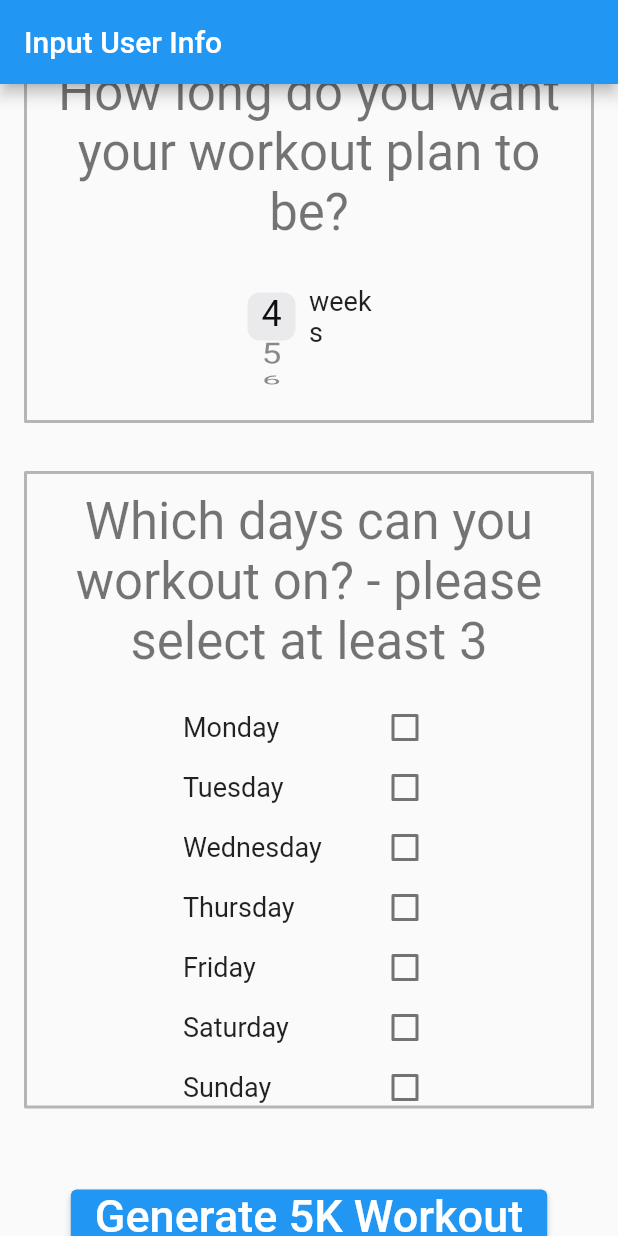
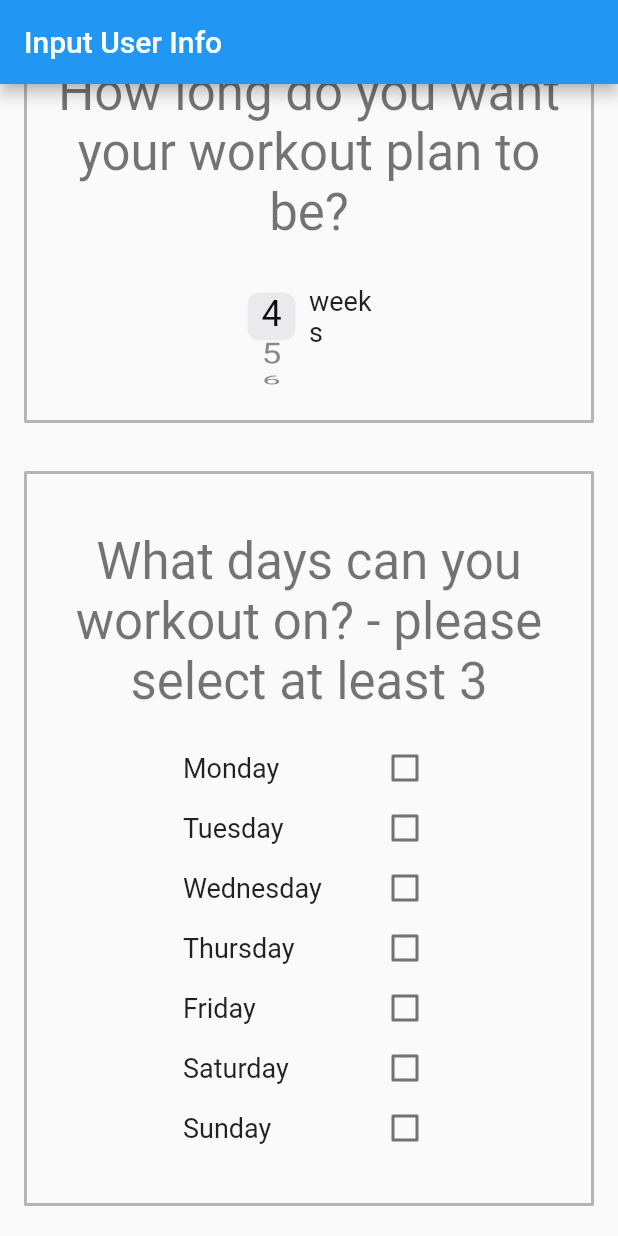
Before and after one commit to aidancaputi/FitNut, a Flutter app: the SettingsPage screen opened directly, scrolled down 1728 dp, on a phone screen of 412 x 824 dp. Run offline on Flutter 3.47's test engine with Material 2 defaults, Android fonts, the phone set to English and light mode, and no system bars; our stand-ins replace table_calendar.

Commit message:
fixed days input pixel overflow

```diff
--- a/lib/user_inputs/days_input.dart
+++ b/lib/user_inputs/days_input.dart
@@ -29,11 +29,11 @@ class _DaysInputState extends State<DaysInput> {
             ),
             borderRadius: BorderRadius.circular(1.0),
           ),
-          height: 425,
+          height: 490,
           width: 500,
           child: Column(mainAxisAlignment: MainAxisAlignment.center, children: [
             Text(
-              'Which days can you workout on? - please select at least 3',
+              'What days can you workout on? - please select at least 3',
               style: Theme.of(context).textTheme.headlineMedium,
               textAlign: TextAlign.center,
             ),
```
